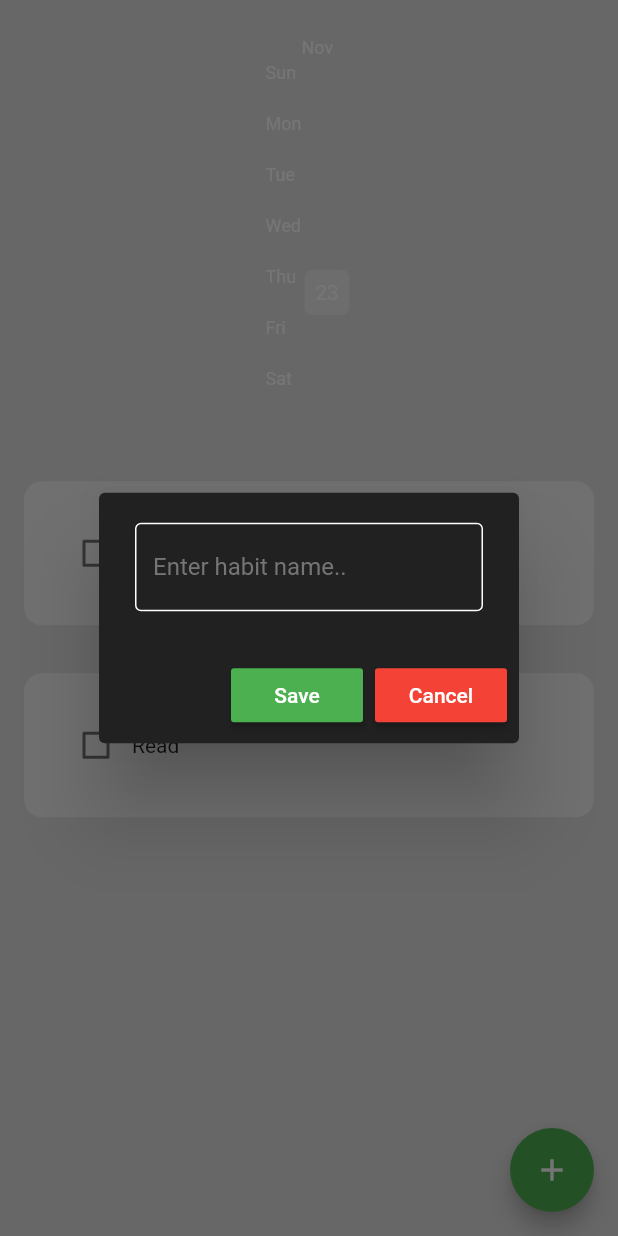
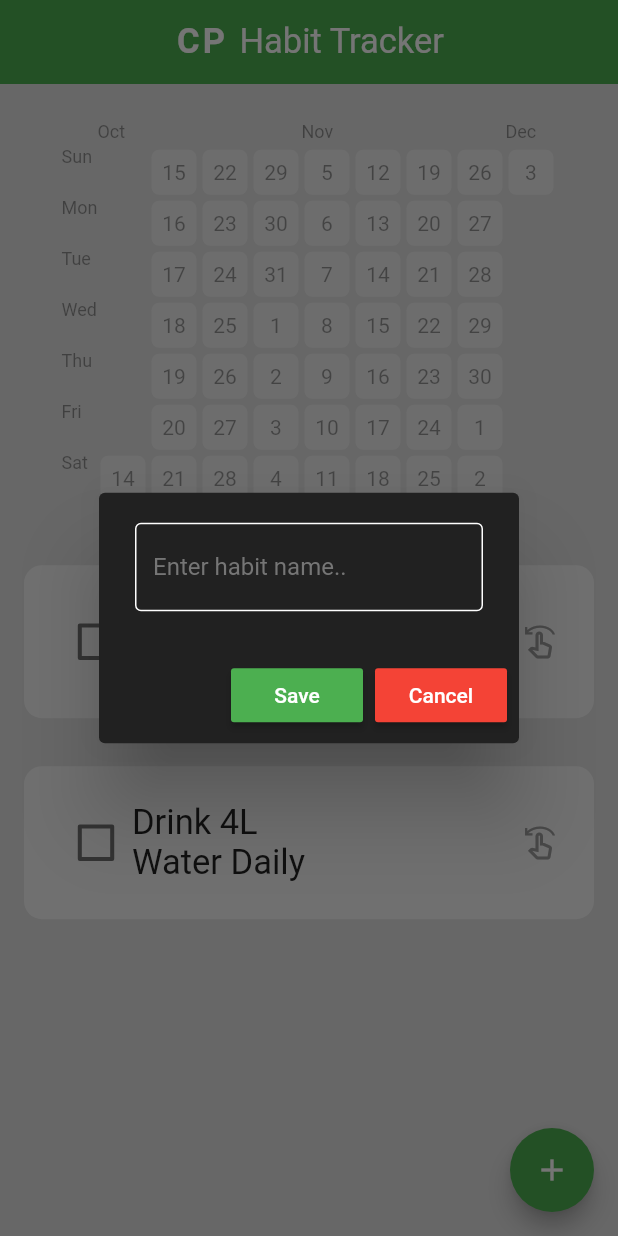
Before and after one commit to MUHAMMEDSINANCP/CP-Habit-Tracker, a Flutter app: the screen it shows after launch, after a tap on the "add" icon, on a phone screen of 412 x 824 dp. Run offline on Flutter 3.47's test engine with Material 2 defaults, Android fonts, the phone set to English and light mode, and no system bars; drawn by our look-alikes of flutter_heatmap_calendar, flutter_slidable; our stand-ins replace hive_flutter; accounts and stored records are empty.

Commit message:
UI Completed

```diff
--- a/lib/components/habit_tile.dart
+++ b/lib/components/habit_tile.dart
@@ -29,8 +29,10 @@ class HabitTile extends StatelessWidget {
             SlidableAction(
               onPressed: settingsTapped,
               backgroundColor: Colors.grey.shade800,
-              icon: Icons.settings,
+              icon: Icons.edit,
               borderRadius: BorderRadius.circular(12),
+              autoClose: true,
+              label: "Edit",
             ),
 
             // delete option
@@ -38,6 +40,7 @@ class HabitTile extends StatelessWidget {
               onPressed: deleteTapped,
               backgroundColor: Colors.red.shade400,
               icon: Icons.delete,
+              label: "Delete",
               borderRadius: BorderRadius.circular(12),
             ),
           ],
@@ -51,13 +54,32 @@ class HabitTile extends StatelessWidget {
           child: Row(
             children: [
               // checkbox
-              Checkbox(
-                value: habitCompleted,
-                onChanged: onChanged,
+              Transform.scale(
+                scale: 1.35,
+                child: Checkbox(
+                  value: habitCompleted,
+                  onChanged: onChanged,
+                ),
               ),
 
               // habit name
-              Text(habitName),
+              Expanded(
+                child: Text(
+                  habitName,
+                  style: TextStyle(
+                    fontSize: 23,
+                    decoration: habitCompleted
+                        ? TextDecoration.lineThrough
+                        : TextDecoration.none,
+                  ),
+                ),
+              ),
+              const Spacer(),
+
+              const Icon(
+                Icons.swipe_left_outlined,
+                color: Colors.grey,
+              ),
             ],
           ),
         ),
--- a/lib/components/month_summary.dart
+++ b/lib/components/month_summary.dart
@@ -14,15 +14,30 @@ class MonthlySummary extends StatelessWidget {
 
   @override
   Widget build(BuildContext context) {
+    // Calculate the number of days to display for both past and future dates
+    const int pastDaysToShow = 40;
+    const int futureDaysToShow = 10;
+
+    // Convert the provided start date string to a DateTime object
+    DateTime parsedStartDate = createDateTimeObject(startDate);
+
+    // Calculate the start date for past days
+    DateTime calculatedPastStartDate =
+        parsedStartDate.subtract(const Duration(days: pastDaysToShow));
+
+    // Calculate the end date for future days
+    DateTime calculatedFutureEndDate =
+        parsedStartDate.add(const Duration(days: futureDaysToShow));
+
     return Container(
       padding: const EdgeInsets.only(top: 25, bottom: 25),
       child: HeatMap(
-        startDate: createDateTimeObject(startDate),
-        endDate: DateTime.now().add(const Duration(days: 0)),
+        startDate: calculatedPastStartDate,
+        endDate: calculatedFutureEndDate,
         datasets: datasets,
         colorMode: ColorMode.color,
         defaultColor: Colors.grey[200],
-        textColor: Colors.white,
+        textColor: Colors.black38,
         showColorTip: false,
         showText: true,
         scrollable: true,
--- a/lib/components/my_fab.dart
+++ b/lib/components/my_fab.dart
@@ -11,6 +11,7 @@ class MyFloatingActionButton extends StatelessWidget {
   @override
   Widget build(BuildContext context) {
     return FloatingActionButton(
+      tooltip: "Add New Habit",
       onPressed: onPressed,
       child: const Icon(Icons.add),
     );
--- a/lib/data/habit_database.dart
+++ b/lib/data/habit_database.dart
@@ -11,8 +11,8 @@ class HabitDatabase {
   // create initial default data
   void createDefaultData() {
     todaysHabitList = [
-      ["Run", false],
-      ["Read", false],
+      ["Drink 4L Water Daily", false],
+      ["Do Excercises", false],
     ];
 
     _myBox.put("START_DATE", todaysDateFormatted());
@@ -20,12 +20,16 @@ class HabitDatabase {
 
   // load data if it already exists
   void loadData() {
-    // if it's a new day, get habit list from database
-    if (_myBox.get(todaysDateFormatted()) == null) {
-      todaysHabitList = _myBox.get("CURRENT_HABIT_LIST");
+    // Load data from storage
+    List<dynamic>? storedData = _myBox.get("CURRENT_HABIT_LIST");
+
+    // Ensure the data is not null and load it in reverse order
+    if (storedData != null) {
+      todaysHabitList = List.from(storedData.reversed);
+
       // set all habit completed to false since it's a new day
       for (int i = 0; i < todaysHabitList.length; i++) {
-        todaysHabitList[i][1] = false;
+        todaysHabitList[i][1] = storedData[storedData.length - i - 1][1];
       }
     }
     // if it's not a new day, load todays list
@@ -36,11 +40,14 @@ class HabitDatabase {
 
   // update database
   void updateDatabase() {
+    // Reverse the habit list before updating
+    final reversedList = List.from(todaysHabitList.reversed);
     // update todays entry
-    _myBox.put(todaysDateFormatted(), todaysHabitList);
+    _myBox.put(todaysDateFormatted(), reversedList);
 
     // update universal habit list in case it changed (new habit, edit habit, delete habit)
-    _myBox.put("CURRENT_HABIT_LIST", todaysHabitList);
+    // _myBox.put("CURRENT_HABIT_LIST", todaysHabitList);
+    _myBox.put("CURRENT_HABIT_LIST", reversedList);
 
     // calculate habit complete percentages for each day
     calculateHabitPercentages();
@@ -99,6 +106,7 @@ class HabitDatabase {
       };
 
       heatMapDataSet.addEntries(percentForEachDay.entries);
+      // ignore: avoid_print
       print(heatMapDataSet);
     }
   }
--- a/lib/pages/home_page.dart
+++ b/lib/pages/home_page.dart
@@ -121,15 +121,60 @@ class _HomePageState extends State<HomePage> {
   @override
   Widget build(BuildContext context) {
     return Scaffold(
+      appBar: AppBar(
+        centerTitle: true,
+        title: RichText(
+          text: const TextSpan(
+            style: TextStyle(
+              fontSize: 23,
+            ),
+            children: <TextSpan>[
+              TextSpan(
+                text: 'CP ',
+                style: TextStyle(
+                  letterSpacing: 2,
+                  color: Colors.white,
+                  fontWeight: FontWeight.bold,
+                ),
+              ),
+              TextSpan(
+                text: 'Habit Tracker',
+                style: TextStyle(
+                  color: Colors.white,
+                ),
+              ),
+            ],
+          ),
+        ),
+        elevation: 0,
+      ),
       backgroundColor: Colors.grey[300],
       floatingActionButton: MyFloatingActionButton(onPressed: createNewHabit),
       body: ListView(
         children: [
-          // monthly summary heat map
-          MonthlySummary(
-            datasets: db.heatMapDataSet,
-            startDate: _myBox.get("START_DATE"),
-          ),
+          // Check if todaysHabitList is empty
+          if (db.todaysHabitList.isEmpty)
+            Center(
+              child: Padding(
+                padding: EdgeInsets.only(
+                    top: MediaQuery.of(context).size.width * 0.85),
+                child: const Text(
+                  'Your Habit list is Empty!',
+                  style: TextStyle(
+                    fontSize: 23,
+                    fontWeight: FontWeight.bold,
+                    color: Colors.grey,
+                  ),
+                ),
+              ),
+            ),
+          if (db.todaysHabitList.isNotEmpty)
+
+            // monthly summary heat map
+            MonthlySummary(
+              datasets: db.heatMapDataSet,
+              startDate: _myBox.get("START_DATE"),
+            ),
 
           // list of habits
           ListView.builder(
@@ -137,12 +182,14 @@ class _HomePageState extends State<HomePage> {
             physics: const NeverScrollableScrollPhysics(),
             itemCount: db.todaysHabitList.length,
             itemBuilder: (context, index) {
+              final reversedIndex = db.todaysHabitList.length - index - 1;
+
               return HabitTile(
-                habitName: db.todaysHabitList[index][0],
-                habitCompleted: db.todaysHabitList[index][1],
-                onChanged: (value) => checkBoxTapped(value, index),
-                settingsTapped: (context) => openHabitSettings(index),
-                deleteTapped: (context) => deleteHabit(index),
+                habitName: db.todaysHabitList[reversedIndex][0],
+                habitCompleted: db.todaysHabitList[reversedIndex][1],
+                onChanged: (value) => checkBoxTapped(value, reversedIndex),
+                settingsTapped: (context) => openHabitSettings(reversedIndex),
+                deleteTapped: (context) => deleteHabit(reversedIndex),
               );
             },
           )
```
